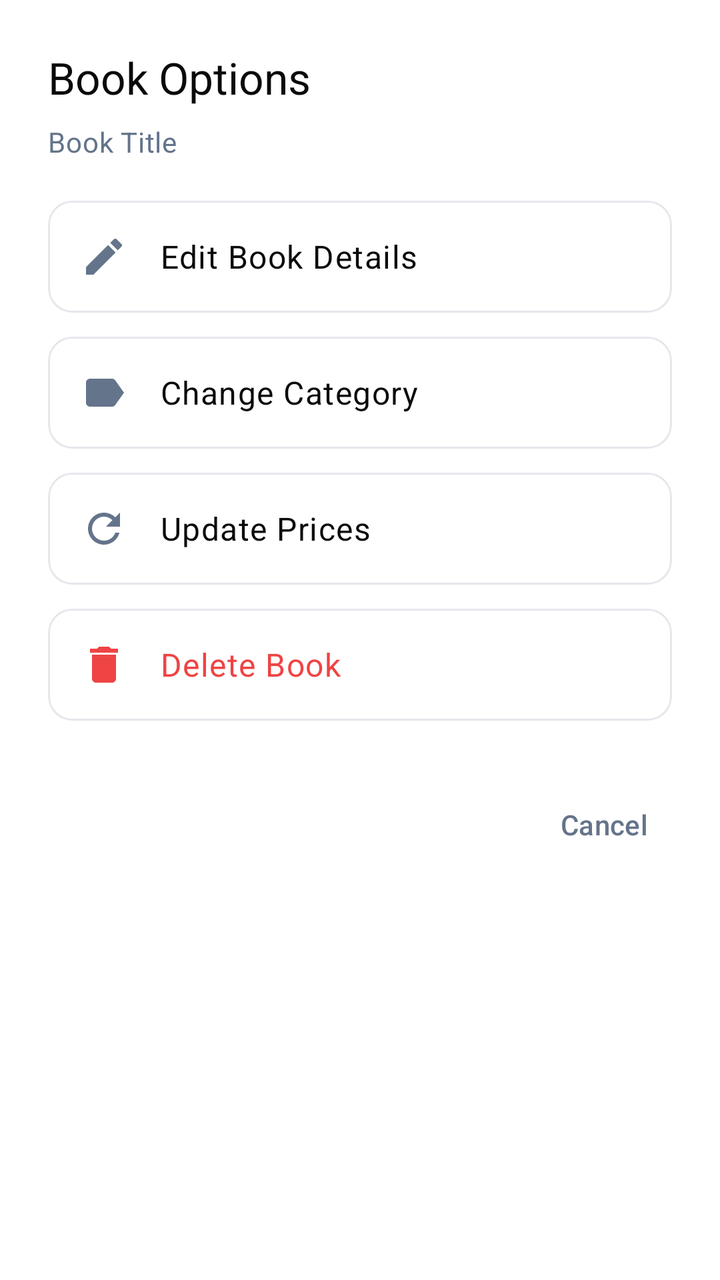
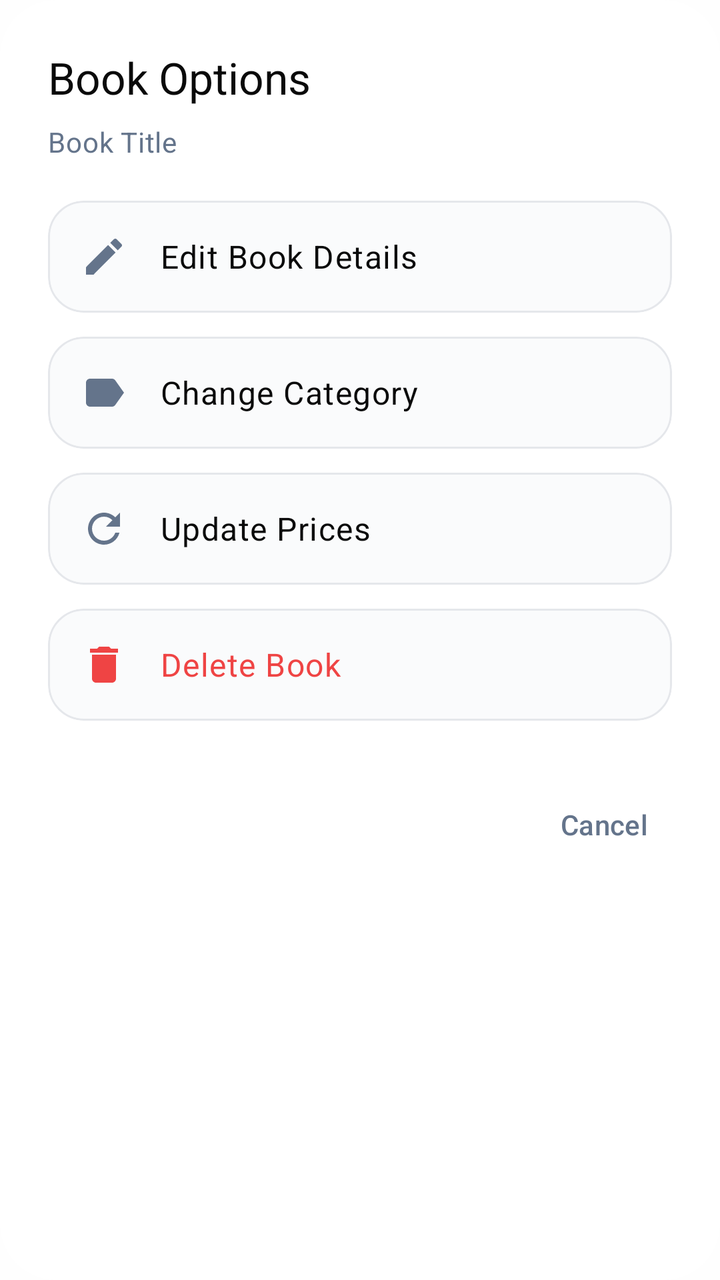

The first picture is an Android layout as it rendered before a commit; the second is the same layout after the commit. The layout source and the unified diff follow.
<!-- AndroidManifest.xml: application theme Theme.BooksIDontNeed -->
<!-- res/layout/dialog_book_options.xml -->
<?xml version="1.0" encoding="utf-8"?>
<LinearLayout xmlns:android="http://schemas.android.com/apk/res/android"
    xmlns:app="http://schemas.android.com/apk/res-auto"
    android:layout_width="match_parent"
    android:layout_height="wrap_content"
    android:orientation="vertical"
    android:paddingStart="24dp"
    android:paddingEnd="24dp"
    android:paddingTop="24dp"
    android:paddingBottom="16dp"
    android:background="?attr/colorSurface">

    
    <TextView
        android:id="@+id/dialogTitle"
        android:layout_width="match_parent"
        android:layout_height="wrap_content"
        android:text="Book Options"
        android:textAppearance="@style/TextAppearance.Material3.TitleLarge"
        android:textColor="?attr/colorOnSurface"
        android:layout_marginBottom="8dp" />

    
    <TextView
        android:id="@+id/bookTitle"
        android:layout_width="match_parent"
        android:layout_height="wrap_content"
        android:text="Book Title"
        android:textAppearance="@style/TextAppearance.Material3.BodyMedium"
        android:textColor="?attr/colorOnSurfaceVariant"
        android:layout_marginBottom="20dp"
        android:maxLines="2"
        android:ellipsize="end" />

    
    <com.google.android.material.card.MaterialCardView
        android:id="@+id/editBookDetailsCard"
        android:layout_width="match_parent"
        android:layout_height="wrap_content"
        android:layout_marginBottom="12dp"
        style="@style/Widget.Material3.CardView.Outlined"
        android:clickable="true"
        android:focusable="true"
        android:foreground="?attr/selectableItemBackground">

        <LinearLayout
            android:layout_width="match_parent"
            android:layout_height="wrap_content"
            android:orientation="horizontal"
            android:padding="16dp"
            android:gravity="center_vertical">

            <ImageView
                android:layout_width="24dp"
                android:layout_height="24dp"
                android:src="@drawable/ic_edit"
                app:tint="?attr/colorOnSurfaceVariant"
                android:layout_marginEnd="16dp" />

            <TextView
                android:layout_width="0dp"
                android:layout_height="wrap_content"
                android:layout_weight="1"
                android:text="Edit Book Details"
                android:textAppearance="@style/TextAppearance.Material3.BodyLarge"
                android:textColor="?attr/colorOnSurface" />

        </LinearLayout>

    </com.google.android.material.card.MaterialCardView>

    
    <com.google.android.material.card.MaterialCardView
        android:id="@+id/changeCategoryCard"
        android:layout_width="match_parent"
        android:layout_height="wrap_content"
        android:layout_marginBottom="12dp"
        style="@style/Widget.Material3.CardView.Outlined"
        android:clickable="true"
        android:focusable="true"
        android:foreground="?attr/selectableItemBackground">

        <LinearLayout
            android:layout_width="match_parent"
            android:layout_height="wrap_content"
            android:orientation="horizontal"
            android:padding="16dp"
            android:gravity="center_vertical">

            <ImageView
                android:layout_width="24dp"
                android:layout_height="24dp"
                android:src="@drawable/ic_label"
                app:tint="?attr/colorOnSurfaceVariant"
                android:layout_marginEnd="16dp" />

            <TextView
                android:layout_width="0dp"
                android:layout_height="wrap_content"
                android:layout_weight="1"
                android:text="Change Category"
                android:textAppearance="@style/TextAppearance.Material3.BodyLarge"
                android:textColor="?attr/colorOnSurface" />

        </LinearLayout>

    </com.google.android.material.card.MaterialCardView>

    
    <com.google.android.material.card.MaterialCardView
        android:id="@+id/updatePricesCard"
        android:layout_width="match_parent"
        android:layout_height="wrap_content"
        android:layout_marginBottom="12dp"
        style="@style/Widget.Material3.CardView.Outlined"
        android:clickable="true"
        android:focusable="true"
        android:foreground="?attr/selectableItemBackground">

        <LinearLayout
            android:layout_width="match_parent"
            android:layout_height="wrap_content"
            android:orientation="horizontal"
            android:padding="16dp"
            android:gravity="center_vertical">

            <ImageView
                android:layout_width="24dp"
                android:layout_height="24dp"
                android:src="@drawable/ic_refresh"
                app:tint="?attr/colorOnSurfaceVariant"
                android:layout_marginEnd="16dp" />

            <TextView
                android:layout_width="0dp"
                android:layout_height="wrap_content"
                android:layout_weight="1"
                android:text="Update Prices"
                android:textAppearance="@style/TextAppearance.Material3.BodyLarge"
                android:textColor="?attr/colorOnSurface" />

        </LinearLayout>

    </com.google.android.material.card.MaterialCardView>

    
    <com.google.android.material.card.MaterialCardView
        android:id="@+id/deleteBookCard"
        android:layout_width="match_parent"
        android:layout_height="wrap_content"
        android:layout_marginBottom="24dp"
        style="@style/Widget.Material3.CardView.Outlined"
        android:clickable="true"
        android:focusable="true"
        android:foreground="?attr/selectableItemBackground">

        <LinearLayout
            android:layout_width="match_parent"
            android:layout_height="wrap_content"
            android:orientation="horizontal"
            android:padding="16dp"
            android:gravity="center_vertical">

            <ImageView
                android:layout_width="24dp"
                android:layout_height="24dp"
                android:src="@drawable/ic_delete"
                app:tint="?attr/colorError"
                android:layout_marginEnd="16dp" />

            <TextView
                android:layout_width="0dp"
                android:layout_height="wrap_content"
                android:layout_weight="1"
                android:text="Delete Book"
                android:textAppearance="@style/TextAppearance.Material3.BodyLarge"
                android:textColor="?attr/colorError" />

        </LinearLayout>

    </com.google.android.material.card.MaterialCardView>

    
    <LinearLayout
        android:layout_width="match_parent"
        android:layout_height="wrap_content"
        android:orientation="horizontal"
        android:gravity="end"
        android:paddingStart="0dp"
        android:paddingEnd="0dp"
        android:paddingTop="8dp"
        android:paddingBottom="0dp">

        <com.google.android.material.button.MaterialButton
            android:id="@+id/cancelButton"
            style="@style/Widget.Material3.Button.TextButton"
            android:layout_width="wrap_content"
            android:layout_height="40dp"
            android:text="Cancel"
            android:textColor="?attr/colorOnSurfaceVariant"
            android:minWidth="64dp" />

    </LinearLayout>

</LinearLayout>
<!-- resources referenced by this layout -->
<resources>
  <style name="Theme.BooksIDontNeed" parent="Theme.Material3.DayNight.NoActionBar">
          
          <item name="colorPrimary">@color/md_theme_light_primary</item>
          <item name="colorOnPrimary">@color/md_theme_light_onPrimary</item>
          <item name="colorPrimaryContainer">@color/md_theme_light_primaryContainer</item>
          <item name="colorOnPrimaryContainer">@color/md_theme_light_onPrimaryContainer</item>
          
          
          <item name="colorSecondary">@color/md_theme_light_secondary</item>
          <item name="colorOnSecondary">@color/md_theme_light_onSecondary</item>
          <item name="colorSecondaryContainer">@color/md_theme_light_secondaryContainer</item>
          <item name="colorOnSecondaryContainer">@color/md_theme_light_onSecondaryContainer</item>
          
          
          <item name="colorTertiary">@color/md_theme_light_tertiary</item>
          <item name="colorOnTertiary">@color/md_theme_light_onTertiary</item>
          <item name="colorTertiaryContainer">@color/md_theme_light_tertiaryContainer</item>
          <item name="colorOnTertiaryContainer">@color/md_theme_light_onTertiaryContainer</item>
          
          
          <item name="colorError">@color/md_theme_light_error</item>
          <item name="colorOnError">@color/md_theme_light_onError</item>
          <item name="colorErrorContainer">@color/md_theme_light_errorContainer</item>
          <item name="colorOnErrorContainer">@color/md_theme_light_onErrorContainer</item>
          
          
          <item name="android:colorBackground">@color/md_theme_light_background</item>
          <item name="colorOnBackground">@color/md_theme_light_onBackground</item>
          
          
          <item name="colorSurface">@color/md_theme_light_surface</item>
          <item name="colorOnSurface">@color/md_theme_light_onSurface</item>
          <item name="colorSurfaceVariant">@color/md_theme_light_surfaceVariant</item>
          <item name="colorOnSurfaceVariant">@color/md_theme_light_onSurfaceVariant</item>
          <item name="colorSurfaceContainer">@color/md_theme_light_surfaceContainer</item>
          <item name="colorSurfaceContainerHigh">@color/md_theme_light_surfaceContainerHigh</item>
          <item name="colorSurfaceContainerHighest">@color/md_theme_light_surfaceContainerHighest</item>
          
          
          <item name="colorOutline">@color/md_theme_light_outline</item>
          <item name="colorOutlineVariant">@color/md_theme_light_outlineVariant</item>
          
          
          <item name="android:statusBarColor">@color/md_theme_light_surface</item>
          <item name="android:windowLightStatusBar">true</item>
          
          
          <item name="android:navigationBarColor">@color/md_theme_light_surface</item>
          <item name="android:windowLightNavigationBar" tools:targetApi="27">true</item>
          
          
          <item name="android:windowTranslucentStatus">false</item>
          <item name="android:windowTranslucentNavigation">false</item>
          <item name="android:fitsSystemWindows">false</item>
          
          
          <item name="priceTextColor">@color/price_color</item>
          <item name="linkTextColor">@color/link_color</item>
          <item name="dateTextColor">@color/date_text_color</item>
          <item name="isbnTextColor">@color/isbn_color</item>
          
          
          <item name="elevationOverlayEnabled">true</item>
          <item name="elevationOverlayAccentColor">?attr/colorPrimary</item>
      </style>
  <!-- unchanged entries left out for length: 35 -->
</resources>

<!-- the commit's change to res/layout/dialog_book_options.xml (unified diff, before → after) -->
@@ -8,7 +8,8 @@
     android:paddingEnd="24dp"
     android:paddingTop="24dp"
     android:paddingBottom="16dp"
-    android:background="?attr/colorSurface">
+    android:background="@drawable/dialog_surface_background"
+    android:clipToOutline="true">
 
     
     <TextView
@@ -39,6 +40,11 @@
         android:layout_height="wrap_content"
         android:layout_marginBottom="12dp"
         style="@style/Widget.Material3.CardView.Outlined"
+        app:cardBackgroundColor="?attr/colorSurfaceContainer"
+        app:cardCornerRadius="18dp"
+        app:cardElevation="0dp"
+        app:strokeColor="?attr/colorOutlineVariant"
+        app:strokeWidth="1dp"
         android:clickable="true"
         android:focusable="true"
         android:foreground="?attr/selectableItemBackground">
@@ -76,6 +82,11 @@
         android:layout_height="wrap_content"
         android:layout_marginBottom="12dp"
         style="@style/Widget.Material3.CardView.Outlined"
+        app:cardBackgroundColor="?attr/colorSurfaceContainer"
+        app:cardCornerRadius="18dp"
+        app:cardElevation="0dp"
+        app:strokeColor="?attr/colorOutlineVariant"
+        app:strokeWidth="1dp"
         android:clickable="true"
         android:focusable="true"
         android:foreground="?attr/selectableItemBackground">
@@ -113,6 +124,11 @@
         android:layout_height="wrap_content"
         android:layout_marginBottom="12dp"
         style="@style/Widget.Material3.CardView.Outlined"
+        app:cardBackgroundColor="?attr/colorSurfaceContainer"
+        app:cardCornerRadius="18dp"
+        app:cardElevation="0dp"
+        app:strokeColor="?attr/colorOutlineVariant"
+        app:strokeWidth="1dp"
         android:clickable="true"
         android:focusable="true"
         android:foreground="?attr/selectableItemBackground">
@@ -150,6 +166,11 @@
         android:layout_height="wrap_content"
         android:layout_marginBottom="24dp"
         style="@style/Widget.Material3.CardView.Outlined"
+        app:cardBackgroundColor="?attr/colorSurfaceContainer"
+        app:cardCornerRadius="18dp"
+        app:cardElevation="0dp"
+        app:strokeColor="?attr/colorOutlineVariant"
+        app:strokeWidth="1dp"
         android:clickable="true"
         android:focusable="true"
         android:foreground="?attr/selectableItemBackground">
<!-- resource entries referenced after the edit -->
@@ -1,5 +1,11 @@
 <!-- resources referenced by this layout -->
 <resources>
+  <!-- drawable dialog_surface_background (drawable) -->
+  <?xml version="1.0" encoding="utf-8"?>
+  <shape xmlns:android="http://schemas.android.com/apk/res/android">
+      <solid android:color="?attr/colorSurface" />
+      <corners android:radius="28dp" />
+  </shape>
   <style name="Theme.BooksIDontNeed" parent="Theme.Material3.DayNight.NoActionBar">
           
           <item name="colorPrimary">@color/md_theme_light_primary</item>
@@ -64,6 +70,15 @@
           
           <item name="elevationOverlayEnabled">true</item>
           <item name="elevationOverlayAccentColor">?attr/colorPrimary</item>
+          <item name="materialAlertDialogTheme">@style/ThemeOverlay.BooksIDontNeed.Dialog</item>
+      </style>
+  <style name="ThemeOverlay.BooksIDontNeed.Dialog" parent="ThemeOverlay.Material3.MaterialAlertDialog">
+          <item name="backgroundTint">?attr/colorSurface</item>
+          <item name="shapeAppearanceOverlay">@style/ShapeAppearance.BooksIDontNeed.Dialog</item>
+      </style>
+  <style name="ShapeAppearance.BooksIDontNeed.Dialog" parent="">
+          <item name="cornerFamily">rounded</item>
+          <item name="cornerSize">28dp</item>
       </style>
   <!-- unchanged entries left out for length: 35 -->
 </resources>
